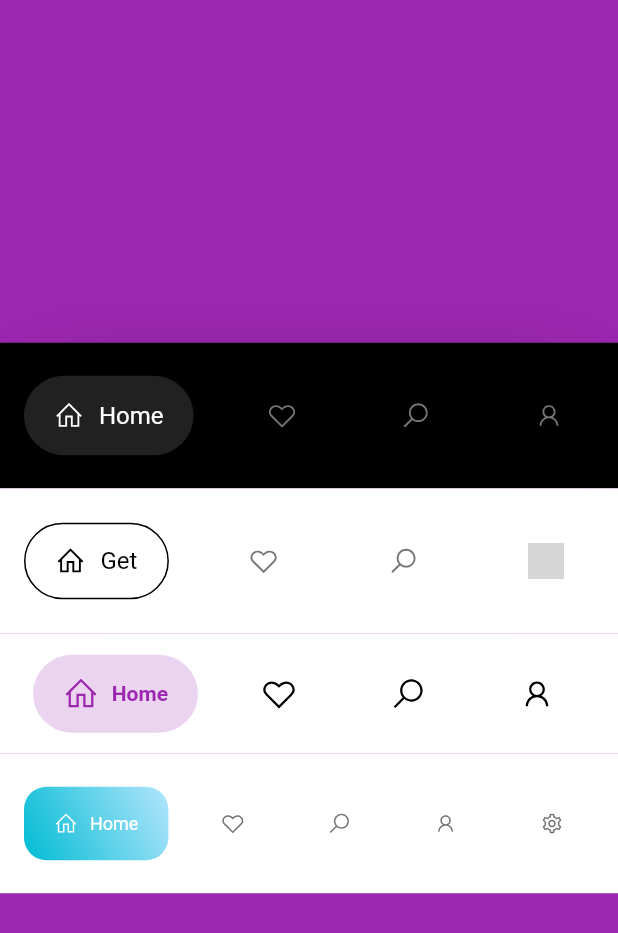
After one commit to probirroy/bottom_navigation, a Flutter app: the MyHomePage screen opened directly, on a phone screen of 412 x 824 dp. The commit adds this screen. Shown: the top 933 px of the screen. Run offline on Flutter 3.47's test engine with Material 2 defaults, Android fonts, the phone set to English and light mode, and no system bars; drawn by our look-alikes of google_nav_bar; our stand-ins replace badges, line_icons; network calls fail; grey boxes are pictures that could not be loaded.

Commit message:
initial commit

```diff
--- a/lib/main.dart
+++ b/lib/main.dart
@@ -70,11 +70,11 @@ class _ExampleState extends State<Example> {
               gap: 8,
               activeColor: Colors.black,
               iconSize: 24,
-              padding: const EdgeInsets.symmetric(horizontal: 20, vertical: 12),
-              duration: const Duration(milliseconds: 400),
+              padding: EdgeInsets.symmetric(horizontal: 20, vertical: 12),
+              duration: Duration(milliseconds: 400),
               tabBackgroundColor: Colors.grey[100]!,
               color: Colors.black,
-              tabs: const [
+              tabs: [
                 GButton(
                   icon: LineIcons.home,
                   text: 'Home',
--- /dev/null
+++ b/lib/main_gallery.dart
@@ -0,0 +1,295 @@
+import 'package:badges/badges.dart';
+import 'package:flutter/material.dart';
+import 'package:line_icons/line_icons.dart';
+import 'package:google_nav_bar/google_nav_bar.dart';
+
+void main() => runApp(MyApp());
+
+class MyApp extends StatelessWidget {
+  @override
+  Widget build(BuildContext context) {
+    return MaterialApp(
+      theme: ThemeData(
+        primarySwatch: Colors.blue,
+      ),
+      home: MyHomePage(title: 'Flutter Demo Home Page'),
+    );
+  }
+}
+
+class MyHomePage extends StatefulWidget {
+  const MyHomePage({Key? key, this.title}) : super(key: key);
+
+  final String? title;
+
+  @override
+  _MyHomePageState createState() => _MyHomePageState();
+}
+
+class _MyHomePageState extends State<MyHomePage> {
+  int selectedIndex = 0;
+  int badge = 0;
+
+  List<GButton> tabs = [];
+  List<Color> colors = [
+    Colors.purple,
+    Colors.pink,
+    Colors.amber[600]!,
+    Colors.teal,
+    Colors.lightBlue
+  ];
+
+  @override
+  void initState() {
+    super.initState();
+  }
+
+  void _tabChanged(int index) {
+    badge = badge + 1;
+    setState(() {
+      selectedIndex = index;
+    });
+  }
+
+  @override
+  Widget build(BuildContext context) {
+    return Scaffold(
+      backgroundColor: Colors.white,
+      body: AnimatedContainer(
+        duration: Duration(milliseconds: 800),
+        color: colors[selectedIndex],
+        child: Center(
+          child: Column(
+            mainAxisAlignment: MainAxisAlignment.center,
+            children: <Widget>[
+              Container(
+                decoration: BoxDecoration(
+                  color: Colors.black,
+                  boxShadow: [
+                    BoxShadow(
+                      spreadRadius: -10,
+                      blurRadius: 60,
+                      color: Colors.black.withOpacity(.20),
+                      offset: Offset(0, 15),
+                    )
+                  ],
+                ),
+                child: Padding(
+                  padding: const EdgeInsets.symmetric(
+                      horizontal: 16.0, vertical: 22),
+                  child: GNav(
+                    gap: 10,
+                    color: Colors.grey[600],
+                    activeColor: Colors.white,
+                    rippleColor: Colors.grey[800]!,
+                    hoverColor: Colors.grey[700]!,
+                    iconSize: 20,
+                    textStyle: TextStyle(fontSize: 16, color: Colors.white),
+                    tabBackgroundColor: Colors.grey[900]!,
+                    padding:
+                        EdgeInsets.symmetric(horizontal: 20, vertical: 16.5),
+                    duration: Duration(milliseconds: 800),
+                    tabs: [
+                      GButton(
+                        icon: LineIcons.home,
+                        text: 'Home',
+                      ),
+                      GButton(
+                        icon: LineIcons.heart,
+                        text: 'Likes',
+                      ),
+                      GButton(
+                        icon: LineIcons.search,
+                        text: 'Search',
+                      ),
+                      GButton(
+                        icon: LineIcons.user,
+                        text: 'Profile',
+                      ),
+                    ],
+                    selectedIndex: selectedIndex,
+                    onTabChange: _tabChanged,
+                  ),
+                ),
+              ),
+              Container(
+                decoration: BoxDecoration(
+                  color: Colors.white,
+                  boxShadow: [
+                    BoxShadow(
+                      spreadRadius: -10,
+                      blurRadius: 60,
+                      color: Colors.black.withOpacity(.20),
+                      offset: Offset(0, 15),
+                    )
+                  ],
+                ),
+                child: Padding(
+                  padding: const EdgeInsets.symmetric(
+                      horizontal: 16.0, vertical: 22),
+                  child: GNav(
+                    tabActiveBorder: Border.all(color: Colors.black),
+                    gap: 10,
+                    color: Colors.grey[600],
+                    activeColor: Colors.black,
+                    rippleColor: Colors.grey[300]!,
+                    hoverColor: Colors.grey[100]!,
+                    iconSize: 20,
+                    textStyle: TextStyle(fontSize: 16, color: Colors.black),
+                    padding:
+                        EdgeInsets.symmetric(horizontal: 20, vertical: 14.5),
+                    duration: Duration(milliseconds: 800),
+                    tabs: [
+                      GButton(
+                        icon: LineIcons.home,
+                        text: 'Get',
+                      ),
+                      GButton(
+                        icon: LineIcons.heart,
+                        text: 'This',
+                        leading: selectedIndex == 1 || badge == 0
+                            ? null
+                            : Badge(
+                                badgeColor: Colors.red.shade100,
+                                elevation: 0,
+                                position:
+                                    BadgePosition.topEnd(top: -12, end: -12),
+                                badgeContent: Text(
+                                  badge.toString(),
+                                  style: TextStyle(color: Colors.red.shade900),
+                                ),
+                                child: Icon(
+                                  LineIcons.heart,
+                                  size: 20,
+                                  color: selectedIndex == 1
+                                      ? Colors.pink
+                                      : Colors.black,
+                                ),
+                              ),
+                      ),
+                      GButton(
+                        icon: LineIcons.search,
+                        text: 'NavBar',
+                      ),
+                      GButton(
+                        icon: LineIcons.user,
+                        text: 'Now!',
+                        leading: CircleAvatar(
+                          radius: 12,
+                          backgroundImage: NetworkImage(
+                              'https://sooxt98.space/content/images/size/w100/2019/01/profile.png'),
+                        ),
+                      ),
+                    ],
+                    selectedIndex: selectedIndex,
+                    onTabChange: _tabChanged,
+                  ),
+                ),
+              ),
+              Container(
+                decoration: BoxDecoration(color: Colors.white),
+                child: Padding(
+                  padding: const EdgeInsets.symmetric(
+                      horizontal: 22.0, vertical: 14),
+                  child: GNav(
+                    padding: EdgeInsets.symmetric(horizontal: 20, vertical: 14),
+                    duration: Duration(milliseconds: 800),
+                    gap: 8.5,
+                    tabs: [
+                      GButton(
+                        iconActiveColor: Colors.purple,
+                        iconColor: Colors.black,
+                        textColor: Colors.purple,
+                        backgroundColor: Colors.purple.withOpacity(.2),
+                        iconSize: 24,
+                        icon: LineIcons.home,
+                        text: 'Home',
+                      ),
+                      GButton(
+                        iconActiveColor: Colors.pink,
+                        iconColor: Colors.black,
+                        textColor: Colors.pink,
+                        backgroundColor: Colors.pink.withOpacity(.2),
+                        iconSize: 24,
+                        icon: LineIcons.heart,
+                        text: 'Likes',
+                      ),
+                      GButton(
+                        iconActiveColor: Colors.amber[600],
+                        iconColor: Colors.black,
+                        textColor: Colors.amber[600],
+                        backgroundColor: Colors.amber[600]!.withOpacity(.2),
+                        iconSize: 24,
+                        icon: LineIcons.search,
+                        text: 'Search',
+                      ),
+                      GButton(
+                        iconActiveColor: Colors.teal,
+                        iconColor: Colors.black,
+                        textColor: Colors.teal,
+                        backgroundColor: Colors.teal.withOpacity(.2),
+                        iconSize: 24,
+                        icon: LineIcons.user,
+                        text: 'Profile',
+                      )
+                    ],
+                    selectedIndex: selectedIndex,
+                    onTabChange: _tabChanged,
+                  ),
+                ),
+              ),
+              Container(
+                decoration: BoxDecoration(color: Colors.white),
+                child: Padding(
+                  padding: const EdgeInsets.symmetric(
+                      horizontal: 16.0, vertical: 22),
+                  child: GNav(
+                    tabBackgroundGradient: LinearGradient(
+                      begin: Alignment.topRight,
+                      end: Alignment.bottomLeft,
+                      colors: [Colors.lightBlue[100]!, Colors.cyan],
+                    ),
+                    gap: 8,
+                    tabBorderRadius: 15,
+                    color: Colors.grey[600],
+                    activeColor: Colors.white,
+                    iconSize: 16,
+                    textStyle: TextStyle(fontSize: 12, color: Colors.white),
+                    tabBackgroundColor: Colors.grey[800]!,
+                    padding:
+                        EdgeInsets.symmetric(horizontal: 20, vertical: 16.5),
+                    duration: Duration(milliseconds: 800),
+                    tabs: [
+                      GButton(
+                        icon: LineIcons.home,
+                        text: 'Home',
+                      ),
+                      GButton(
+                        icon: LineIcons.heart,
+                        text: 'Likes',
+                      ),
+                      GButton(
+                        icon: LineIcons.search,
+                        text: 'Search',
+                      ),
+                      GButton(
+                        icon: LineIcons.user,
+                        text: 'Profile',
+                      ),
+                      GButton(
+                        icon: LineIcons.cog,
+                        text: 'Settings',
+                      ),
+                    ],
+                    selectedIndex: selectedIndex,
+                    onTabChange: _tabChanged,
+                  ),
+                ),
+              ),
+            ],
+          ),
+        ),
+      ),
+    );
+  }
+}
--- /dev/null
+++ b/lib/main_lite.dart
@@ -0,0 +1,106 @@
+import 'package:flutter/material.dart';
+import 'package:google_nav_bar/google_nav_bar.dart';
+import 'package:line_icons/line_icons.dart';
+
+void main() => runApp(MyApp());
+
+class MyApp extends StatelessWidget {
+  @override
+  Widget build(BuildContext context) {
+    return MaterialApp(
+      theme: ThemeData(
+        primarySwatch: Colors.blue,
+      ),
+      home: MyHomePage(title: 'Flutter Demo Home Page'),
+    );
+  }
+}
+
+class MyHomePage extends StatefulWidget {
+  const MyHomePage({Key? key, this.title}) : super(key: key);
+
+  final String? title;
+
+  @override
+  _MyHomePageState createState() => _MyHomePageState();
+}
+
+class _MyHomePageState extends State<MyHomePage> {
+  int selectedIndex = 0;
+
+  List<GButton> tabs = [];
+  List<Color> colors = [
+    Colors.purple,
+    Colors.pink,
+    Colors.amber[600]!,
+    Colors.teal
+  ];
+
+  @override
+  void initState() {
+    super.initState();
+  }
+
+  @override
+  Widget build(BuildContext context) {
+    return Scaffold(
+      backgroundColor: Colors.white,
+      body: AnimatedContainer(
+        duration: Duration(milliseconds: 300),
+        color: colors[selectedIndex],
+        child: Center(
+          child: Container(
+            decoration: BoxDecoration(
+              color: Colors.white,
+              boxShadow: [
+                BoxShadow(
+                  spreadRadius: -10,
+                  blurRadius: 60,
+                  color: Colors.black.withOpacity(.20),
+                  offset: Offset(0, 15),
+                )
+              ],
+            ),
+            child: Padding(
+              padding:
+                  const EdgeInsets.symmetric(horizontal: 16.0, vertical: 25),
+              child: GNav(
+                gap: 8,
+                color: Colors.grey[800],
+                activeColor: Colors.purple,
+                iconSize: 24,
+                tabBackgroundColor: Colors.purple.withOpacity(0.1),
+                padding: EdgeInsets.symmetric(horizontal: 20, vertical: 14),
+                duration: Duration(milliseconds: 1000),
+                tabs: [
+                  GButton(
+                    icon: LineIcons.home,
+                    text: 'Home',
+                  ),
+                  GButton(
+                    icon: LineIcons.heart,
+                    text: 'Likes',
+                  ),
+                  GButton(
+                    icon: LineIcons.search,
+                    text: 'Search',
+                  ),
+                  GButton(
+                    icon: LineIcons.user,
+                    text: 'Profile',
+                  )
+                ],
+                selectedIndex: selectedIndex,
+                onTabChange: (index) {
+                  setState(() {
+                    selectedIndex = index;
+                  });
+                },
+              ),
+            ),
+          ),
+        ),
+      ),
+    );
+  }
+}
--- a/pubspec.yaml
+++ b/pubspec.yaml
@@ -37,6 +37,7 @@ dependencies:
   cupertino_icons: ^1.0.2
   google_nav_bar: ^5.0.6
   line_icons: ^2.0.3
+  badges: ^3.1.2
 
 dev_dependencies:
   flutter_test:
```
Also changed, not shown: lib/main_advance.dart (added, +161 -0 lines), pubspec.lock, 1 other file.
